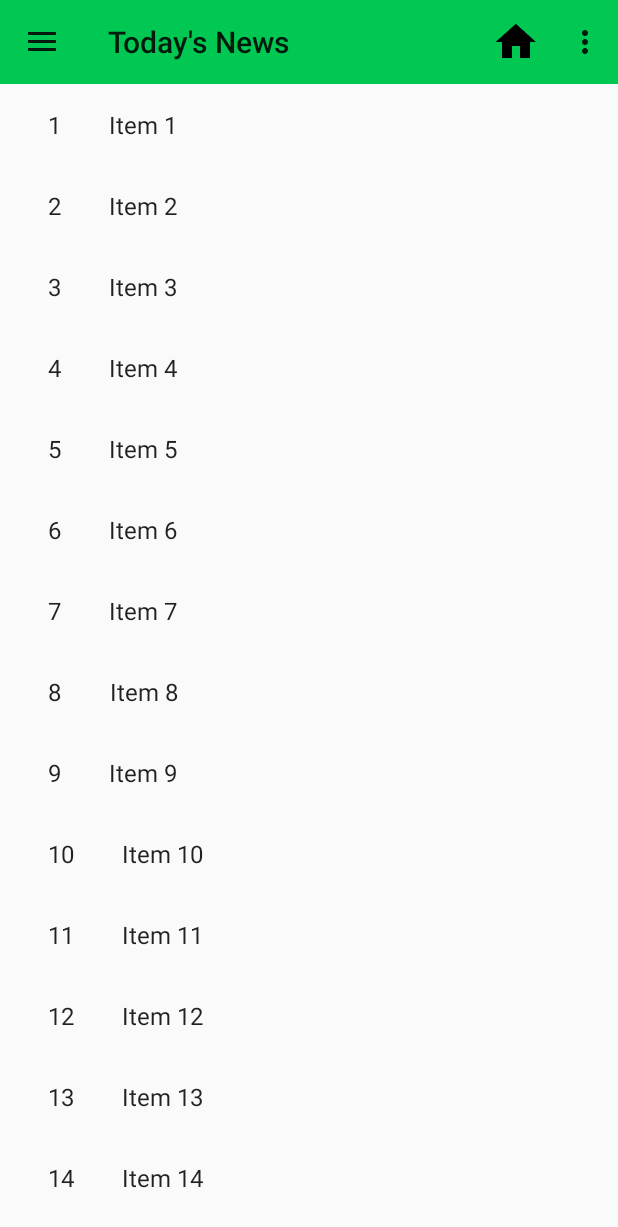
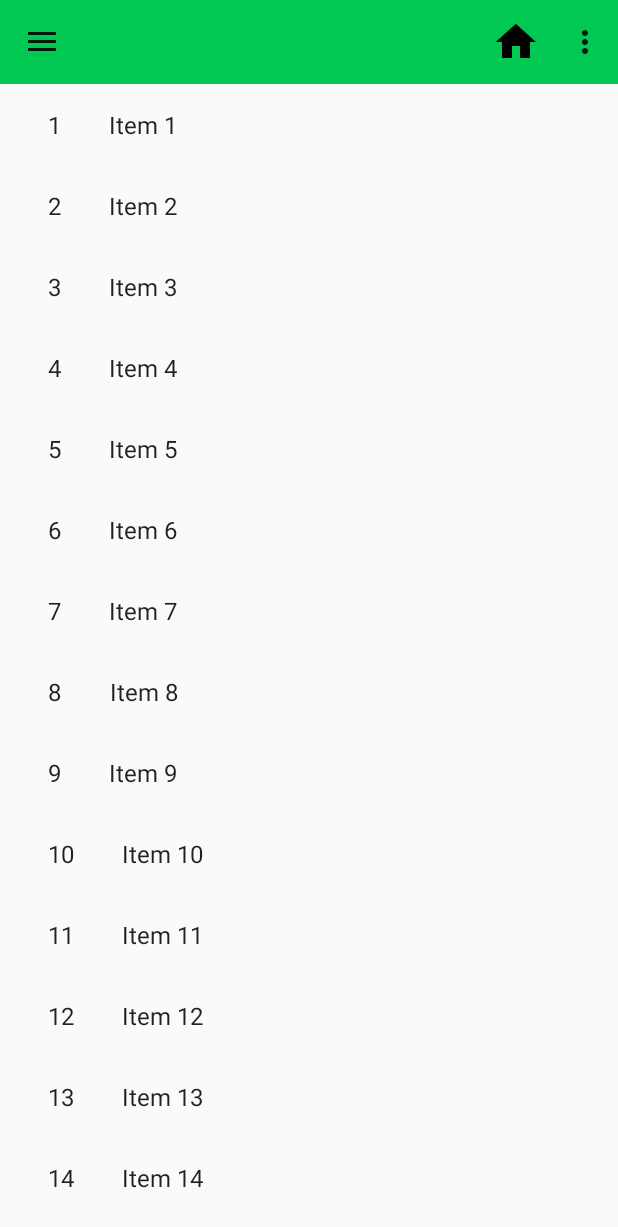
Before and after one commit to TrungMDang/AndroidApps, an Android app: the screen it shows after launch (MainActivity), after a tap on "Home", on a phone screen of 412 x 824 dp. Shown: the top 1227 px of the screen. Run offline under Robolectric (Android 15) with nearby library versions, the phone set to English and light mode, and no system bars.

Commit message:
fixed back presses on menu item setCheck behavior.

```diff
--- a/FragmentNavigationDrawer/app/src/main/java/com/trungdang/practice/fragmentnavigationdrawer/MainActivity.java
+++ b/FragmentNavigationDrawer/app/src/main/java/com/trungdang/practice/fragmentnavigationdrawer/MainActivity.java
@@ -1,6 +1,5 @@
 package com.trungdang.practice.fragmentnavigationdrawer;
 
-import android.app.FragmentTransaction;
 import android.content.Intent;
 import android.content.res.Configuration;
 import android.os.Build;
@@ -25,7 +24,6 @@ import com.trungdang.practice.fragmentnavigationdrawer.dummy.DummyContent;
 import org.json.JSONException;
 import org.json.JSONObject;
 
-import java.util.Set;
 import java.util.Stack;
 
 public class MainActivity extends AppCompatActivity implements FragmentInteractionAdapter,
@@ -46,6 +44,8 @@ public class MainActivity extends AppCompatActivity implements FragmentInteracti
     private ActionBarDrawerToggle drawerToggle;
 
     private Fragment mFrag;
+
+    private int backStackSize = 0;
 
 
     @Override
@@ -85,10 +85,53 @@ public class MainActivity extends AppCompatActivity implements FragmentInteracti
                         .addToBackStack(mFrag.getArguments().getString(KEY_NAME))
                         .commit();
                 mPrevFragName.push(mFrag.getArguments().getString(KEY_NAME));
+                backStackSize++;
 
 
             }
         }
+
+        final FragmentManager fm = getSupportFragmentManager();
+        fm.addOnBackStackChangedListener(
+                new FragmentManager.OnBackStackChangedListener() {
+                    public void onBackStackChanged() {
+
+                        // Update your UI here.
+                        Log.d(TAG, "Previous back stack size: " + backStackSize);
+                        Log.d(TAG, "New back stack size: " + fm.getBackStackEntryCount());
+                        //Back button. Back stack entry removed
+                        if (fm.getBackStackEntryCount() > 0 && fm.getBackStackEntryCount() < backStackSize) {
+                            FragmentManager.BackStackEntry bSE =
+                                    fm.getBackStackEntryAt(fm.getBackStackEntryCount() - 1);
+                            Log.d(TAG, "bSE: " + bSE.toString());
+                            mToolbar.setTitle(bSE.getName());
+                            Menu menu = mNavView.getMenu();
+                            int count = 0;
+                            Log.d(TAG, "bSE name: " + bSE.getName());
+                            while (count < menu.size() && !menu.getItem(count).getTitle().toString().toLowerCase().equalsIgnoreCase(bSE.getName())) {
+                                Log.d(TAG, "menuItem title: " + menu.getItem(count).getTitle());
+                                count++;
+                            }
+                            menu.getItem(count).setChecked(true);
+
+//                            int id = bSE.getId();
+//                            fm.getFragments();
+//                            Log.d(TAG, "bSE ID: " + id + " " + "MenuItem ID to find: " + id % (menu.size() + 1));
+//                            Log.d(TAG, "Menu size: " + (menu.size() + 1));
+//                            MenuItem menuItem = menu.getItem(id % (menu.size() + 1));
+//                            Log.d(TAG, "menuItem: " + menuItem);
+//                            if (menuItem != null) menuItem.setChecked(true);
+                            // Back stack entry added
+                        } else if (fm.getBackStackEntryCount() > 0 && fm.getBackStackEntryCount() > backStackSize) {
+                            return;
+                        } else {
+                            mToolbar.setTitle(null);
+                        }
+                        backStackSize = fm.getBackStackEntryCount();
+                    }
+
+                });
+
 
 
     }
@@ -113,6 +156,12 @@ public class MainActivity extends AppCompatActivity implements FragmentInteracti
             window.setStatusBarColor(getResources().getColor(R.color.colorPrimaryDark));
         }
 
+        FragmentManager fm = getSupportFragmentManager();
+
+//        //Clear back stack on activity starts
+//        while (fm.getBackStackEntryCount() > 0){
+//            fm.popBackStack();
+//        }
         super.onStart();
 
     }
@@ -160,27 +209,6 @@ public class MainActivity extends AppCompatActivity implements FragmentInteracti
     public void onResume() {
         Log.d(TAG, "Resuming...");
         super.onResume();
-        final FragmentManager fm = getSupportFragmentManager();
-        fm.addOnBackStackChangedListener(
-                new FragmentManager.OnBackStackChangedListener() {
-                    public void onBackStackChanged() {
-                        // Update your UI here.
-                        Log.d(TAG, "-------------------  Back stack: " + fm.getFragments().toString());
-                        if (fm.getBackStackEntryCount() > 0) {
-                            FragmentManager.BackStackEntry bSE =
-                                    fm.getBackStackEntryAt(fm.getBackStackEntryCount() - 1);
-                            Log.d(TAG, bSE.toString());
-                            mToolbar.setTitle(bSE.getName());
-
-                            Menu menu = mNavView.getMenu();
-                            int id = bSE.getId();
-                            MenuItem mItem = menu.getItem(id % (menu.size() - 1));
-                            if (mItem != null) mItem.setChecked(true);
-                        } else {
-                            mToolbar.setTitle(null);
-                        }
-                    }
-                });
 
     }
 
@@ -255,14 +283,16 @@ public class MainActivity extends AppCompatActivity implements FragmentInteracti
                         .addToBackStack(frag.getArguments().getString(KEY_NAME))
                         .replace(R.id.flContent, frag, frag.getArguments().getString(KEY_NAME))
                         .commit();
-                Log.d(TAG, "Fragment name: " + frag.getArguments().getString(KEY_NAME));
-                mToolbar.setTitle(frag.getArguments().getString(KEY_NAME));
-                FragmentManager fm = getSupportFragmentManager();
-                FragmentManager.BackStackEntry bSE = fm.getBackStackEntryAt(fm.getBackStackEntryCount() - 1);
-                Menu menu = mNavView.getMenu();
-                int id = bSE.getId();
-                MenuItem mItem = menu.getItem(id % (menu.size() - 1));
-                if (mItem != null) mItem.setChecked(true);
+                backStackSize++;
+
+//                Log.d(TAG, "Fragment name: " + frag.getArguments().getString(KEY_NAME));
+//                mToolbar.setTitle(frag.getArguments().getString(KEY_NAME));
+//                FragmentManager fm = getSupportFragmentManager();
+//                FragmentManager.BackStackEntry bSE = fm.getBackStackEntryAt(fm.getBackStackEntryCount() - 1);
+//                Menu menu = mNavView.getMenu();
+//                int id = bSE.getId();
+//                MenuItem mItem = menu.getItem(id % (menu.size() - 1));
+//                if (mItem != null) mItem.setChecked(true);
                 break;
             case R.id.action_settings:
                 Toast.makeText(this, "SETTINGS", Toast.LENGTH_SHORT).show();
@@ -279,7 +309,7 @@ public class MainActivity extends AppCompatActivity implements FragmentInteracti
                 new NavigationView.OnNavigationItemSelectedListener() {
                     @Override
                     public boolean onNavigationItemSelected(MenuItem menuItem) {
-                        onItemSelectedListener(menuItem);
+                        onDrawerItemSelected(menuItem);
                         return true;
                     }
                 });
@@ -288,8 +318,8 @@ public class MainActivity extends AppCompatActivity implements FragmentInteracti
     /**
      * Drawer menu items interaction
      */
-    private void onItemSelectedListener(MenuItem menuItem) {
-        menuItem.setChecked(true);
+    private void onDrawerItemSelected(MenuItem menuItem) {
+        //menuItem.setChecked(true);
         Fragment frag;
         String input;
         String fragName;
@@ -325,7 +355,7 @@ public class MainActivity extends AppCompatActivity implements FragmentInteracti
                 .replace(R.id.flContent, frag, fragName)
                 .addToBackStack(fragName)
                 .commit();
-
+        backStackSize++;
 
         Log.d(TAG, "Previous fragment name saved: " + mPrevFragName.peek());
         mFrag = frag;
@@ -375,6 +405,7 @@ public class MainActivity extends AppCompatActivity implements FragmentInteracti
                 .replace(R.id.flContent, frag, fragName)
                 .addToBackStack(frag.getArguments().getString(KEY_NAME))
                 .commit();
+        backStackSize++;
 
         mFrag = frag;
 
```
